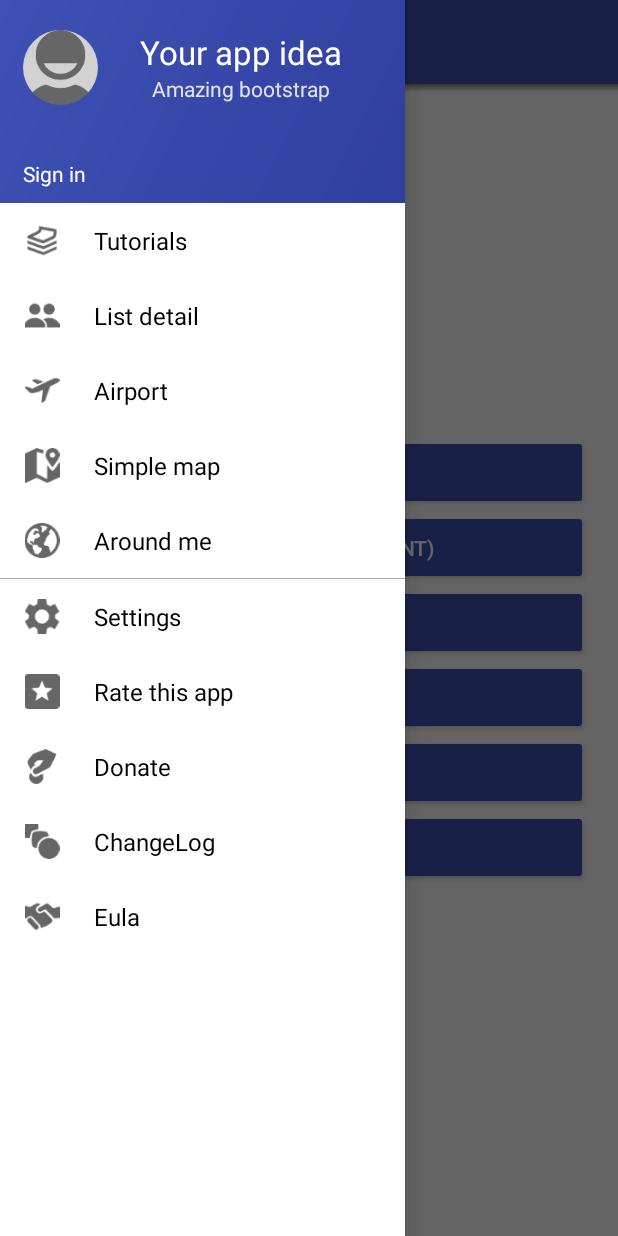
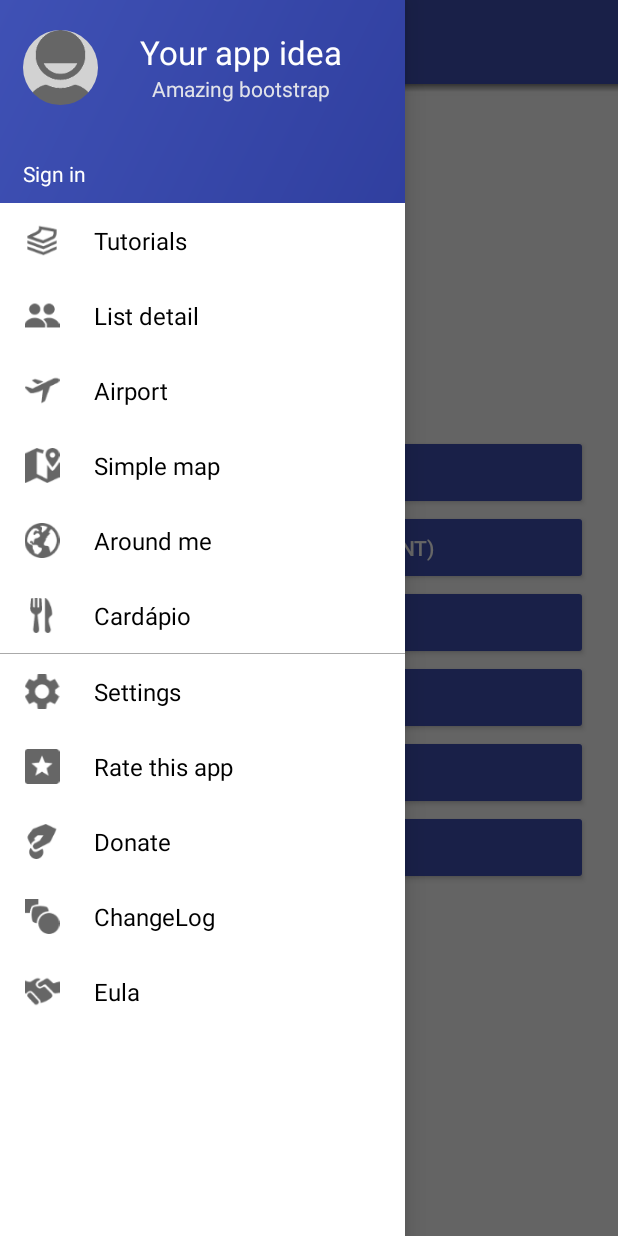
Before and after one commit to alessandrogurgel/pedefacil, an Android app: the screen it shows after launch (YourAppMainActivity), with the side drawer open, on a phone screen of 412 x 824 dp. Run offline under Robolectric (Android 15) with nearby library versions, the phone set to English and light mode, and no system bars; our stand-ins replace AdMob, CircleImageView, Dagger/Hilt's generated code; libraries missing offline, so code that uses them is left out: com.facebook, com.facebook.model, com.nostra13.universalimageloader; 13 statements that could not run were skipped.

Commit message:
adicionando icone cardapio no navigation drawer

```diff
--- a/YourAppIdea/src/main/java/org/michenux/yourappidea/home/YourAppNavigationFragment.java
+++ b/YourAppIdea/src/main/java/org/michenux/yourappidea/home/YourAppNavigationFragment.java
@@ -84,6 +84,7 @@ public class YourAppNavigationFragment extends NavigationDrawerFragment {
                 .addLabelWithIcon(102, R.string.navdrawer_airport, R.drawable.navdrawer_airport_selector, true, true)
                 .addLabelWithIcon(103, R.string.navdrawer_simplemap, R.drawable.navdrawer_map_selector, true, true)
                 .addLabelWithIcon(105, R.string.navdrawer_aroundme, R.drawable.navdrawer_aroundme_selector, true, true)
+                .addLabelWithIcon(106, R.string.navdrawer_cardapio, R.drawable.navdrawer_cardapio_selector, true, true)
                 .addDivider(199)
                 .addLabelWithIcon(201, R.string.navdrawer_settings, R.drawable.navdrawer_settings_selector, true, true)
                 .addLabelWithIcon(202, R.string.navdrawer_rating, R.drawable.navdrawer_ratings, false, false)
--- /dev/null
+++ b/YourAppIdea/src/main/res/drawable/navdrawer_cardapio_selector.xml
@@ -0,0 +1,6 @@
+<?xml version="1.0" encoding="utf-8"?>
+<selector xmlns:android="http://schemas.android.com/apk/res/android">
+    <item android:state_activated="true" android:drawable="@drawable/navdrawer_cardapio_selected"/>
+    <item android:state_selected="true" android:drawable="@drawable/navdrawer_cardapio_selected" />
+    <item android:drawable="@drawable/navdrawer_cardapio"/>
+</selector>
--- a/YourAppIdea/src/main/res/values/strings_navdrawer.xml
+++ b/YourAppIdea/src/main/res/values/strings_navdrawer.xml
@@ -7,6 +7,7 @@
     <string name="navdrawer_simplemap">Simple map</string>
     <string name="navdrawer_aroundme">Around me</string>
     <string name="navdrawer_tutorial">Tutorials</string>
+    <string name="navdrawer_cardapio">Cardápio</string>
 
     <string name="navdrawer_logout">Logout</string>
 
```
Also changed, not shown: YourAppIdea/src/main/res/drawable-xhdpi/navdrawer_cardapio.png (added), YourAppIdea/src/main/res/drawable-xhdpi/navdrawer_cardapio_selected.png (added).
